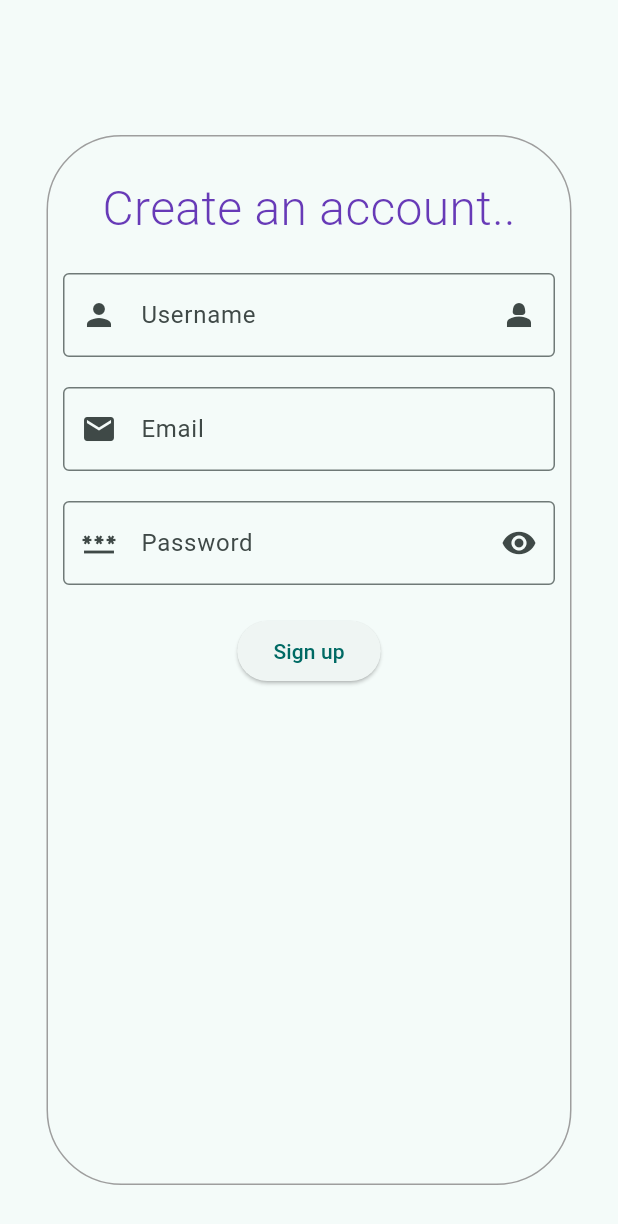
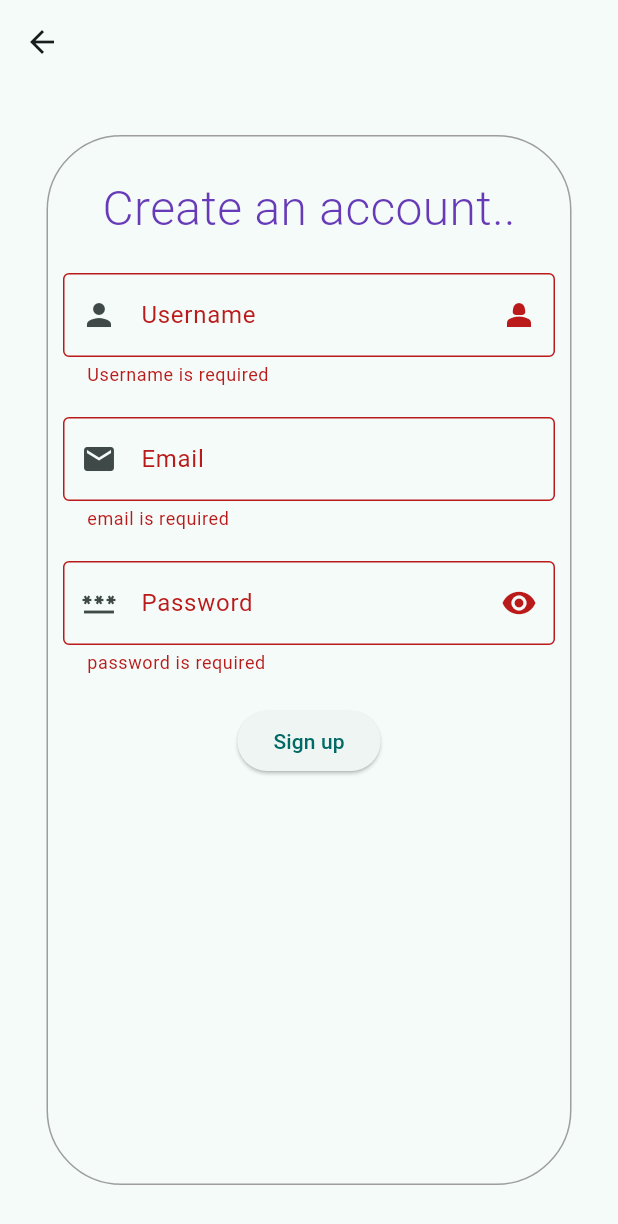
Before and after one commit to harisnaseer24/2307F2-Flutter, a Flutter app: the Signup screen opened directly, after a tap on "Sign up", on a phone screen of 412 x 824 dp. Shown: the top 1224 px of the screen. Run offline on Flutter 3.47's test engine with Material 3 defaults, Android fonts, the phone set to English and light mode, and no system bars.

Commit message:
form validation + statefull widget

```diff
--- a/introduction/lib/main.dart
+++ b/introduction/lib/main.dart
@@ -1,4 +1,5 @@
 import 'package:flutter/material.dart';
+import 'package:introduction/screens/details.dart';
 import 'package:introduction/screens/product.dart';
 import 'package:introduction/screens/signup.dart';
 import 'package:introduction/test.dart';
@@ -20,7 +21,7 @@ class MyApp extends StatelessWidget {
         colorScheme: ColorScheme.fromSeed(seedColor: const Color.fromARGB(255, 11, 104, 98)),
         useMaterial3: true,
       ),
-      home:Signup(),
+      home:Details(),
     );
   }
 }
--- a/introduction/lib/screens/signup.dart
+++ b/introduction/lib/screens/signup.dart
@@ -8,7 +8,24 @@ class Signup extends StatefulWidget {
 }
 
 class _SignupState extends State<Signup> {
-  final GlobalKey<FormState> _signupKey = GlobalKey<FormState>();
+  final GlobalKey<FormState> _signupKey = GlobalKey<FormState>(); // unique key
+  TextEditingController userNameController = TextEditingController();
+  TextEditingController emailController = TextEditingController();
+  TextEditingController passController = TextEditingController();
+
+  void RegisterUser() {
+    if (_signupKey.currentState!.validate()) {
+      print("User added succesfully");
+      print("email: ${emailController.text}");
+      print("username: ${userNameController.text}");
+      print("pass: ${passController.text}");
+      emailController.text = '';
+      userNameController.text = '';
+      passController.text = '';
+    } else {
+      print("Please insert valid details");
+    }
+  }
 
   @override
   Widget build(BuildContext context) {
@@ -43,6 +60,13 @@ class _SignupState extends State<Signup> {
                           height: 20,
                         ),
                         TextFormField(
+                          validator: (value) {
+                            if (value!.isEmpty) {
+                              return ("Username is required");
+                            }
+                            return null;
+                          },
+                          controller: userNameController,
                           decoration: InputDecoration(
                               labelText: "Username",
                               prefixIcon: Icon(Icons.person),
@@ -55,6 +79,18 @@ class _SignupState extends State<Signup> {
                           height: 20,
                         ),
                         TextFormField(
+                          validator: (value) {
+                            if (value!.isEmpty) {
+                              return ("email is required");
+                            }
+                            if (!RegExp(
+                                    r'^[a-zA-Z0-9._%+-]+@[a-zA-Z0-9.-]+\.[a-zA-Z]{2,}$')
+                                .hasMatch(value)) {
+                              return ("email format is not valid");
+                            }
+                            return null;
+                          },
+                          controller: emailController,
                           decoration: InputDecoration(
                               labelText: "Email",
                               prefixIcon: Icon(Icons.mail),
@@ -67,6 +103,18 @@ class _SignupState extends State<Signup> {
                           height: 20,
                         ),
                         TextFormField(
+                          validator: (value) {
+                            if (value!.isEmpty) {
+                              return ("password is required");
+                            }
+                            if (!RegExp(
+                                    r'^(?=.*[a-z])(?=.*\d)[A-Za-z\d@$!%*?&]{5,}$')
+                                .hasMatch(value)) {
+                              return ("password must have an uppercase,lowercase,digit, special character and have at least 5 characters");
+                            }
+                            return null;
+                          },
+                          controller: passController,
                           obscureText: true,
                           decoration: InputDecoration(
                               labelText: "Password",
@@ -81,10 +129,7 @@ class _SignupState extends State<Signup> {
                         ),
                         // submit button
                         ElevatedButton(
-                            onPressed: () {
-                              print("User added succesfully");
-                            },
-                            child: Text("Sign up"))
+                            onPressed: RegisterUser, child: Text("Sign up"))
 
                         // TextField()
                       ],
```
Also changed, not shown: introduction/lib/screens/details.dart (added, +40 -0 lines).
